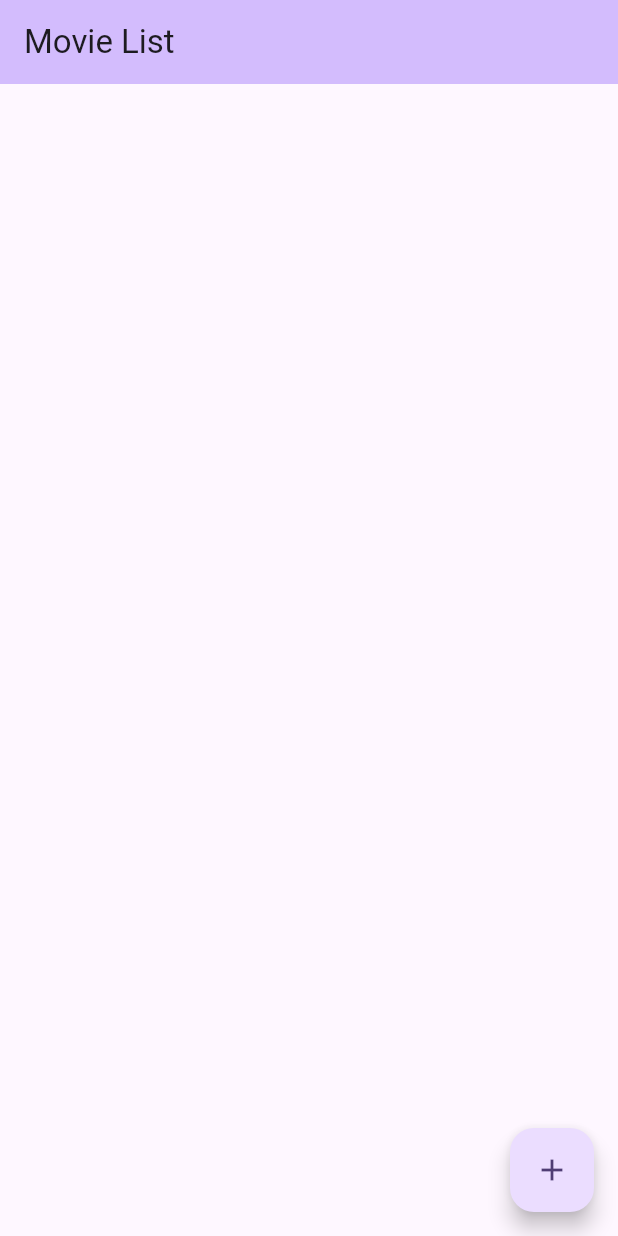
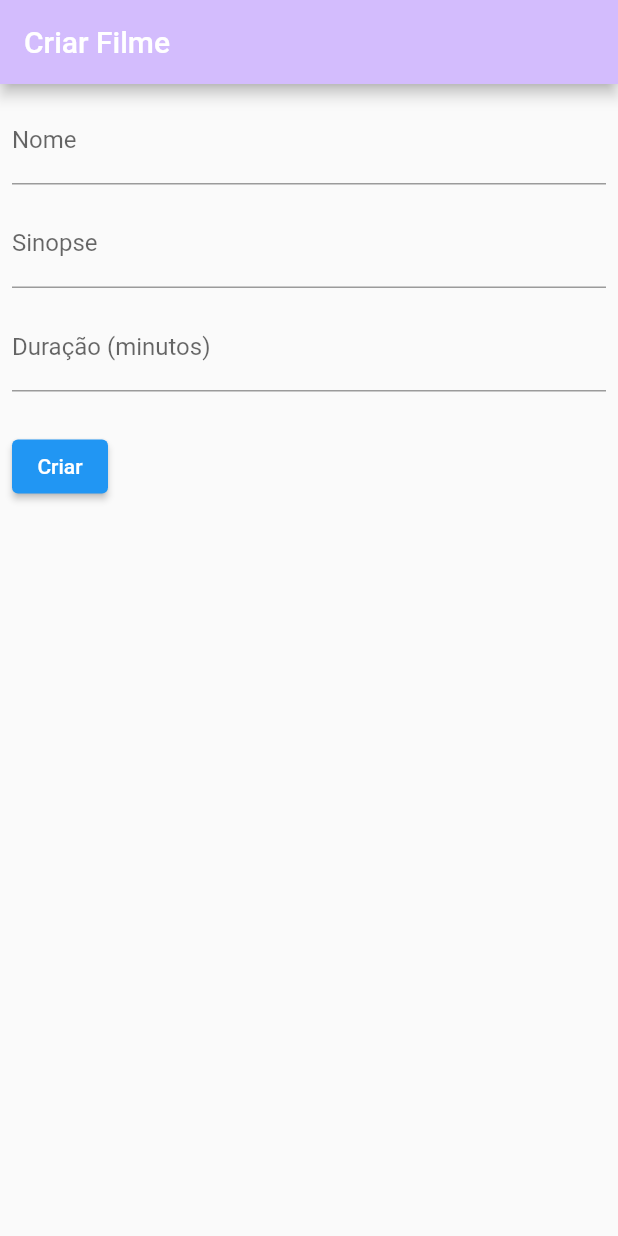
Before and after one commit to viniciusbe/flutter, a Flutter app: the screen it shows after launch, after a tap on the "add" icon, on a phone screen of 412 x 824 dp. Run offline on Flutter 3.47's test engine with Material 2 defaults, Android fonts, the phone set to English and light mode, and no system bars; network calls fail.

Commit message:
feat: create form view

```diff
--- /dev/null
+++ b/lib/form/form.view.dart
@@ -0,0 +1,118 @@
+import 'package:flutter/material.dart';
+import 'package:flutter/services.dart';
+
+class FormView extends StatelessWidget {
+  const FormView({super.key});
+
+  @override
+  Widget build(BuildContext context) {
+    const appTitle = 'Criar Filme';
+
+    return MaterialApp(
+      title: appTitle,
+      home: Scaffold(
+        appBar: AppBar(
+          backgroundColor: Theme.of(context).colorScheme.inversePrimary,
+          title: const Text(appTitle),
+        ),
+        body: const MyCustomForm(),
+      ),
+    );
+  }
+}
+
+class MyCustomForm extends StatefulWidget {
+  const MyCustomForm({super.key});
+
+  @override
+  MyCustomFormState createState() {
+    return MyCustomFormState();
+  }
+}
+
+class MyCustomFormState extends State<MyCustomForm> {
+  final _formKey = GlobalKey<FormState>();
+
+  final _nameController = TextEditingController();
+  final _synopsisController = TextEditingController();
+  final _ageController = TextEditingController();
+  final _durationController = TextEditingController();
+
+  @override
+  Widget build(BuildContext context) {
+    // Build a Form widget using the _formKey created above.
+    return Form(
+      key: _formKey,
+      child: Container(
+          padding: const EdgeInsets.all(8),
+          child: Column(
+            crossAxisAlignment: CrossAxisAlignment.start,
+            children: [
+              TextFormField(
+                decoration: const InputDecoration(
+                    labelText: 'Nome', hintText: 'Openheimer'),
+                validator: (value) {
+                  if (value == null || value.isEmpty) {
+                    return 'Please enter some text';
+                  }
+                  return null;
+                },
+                controller: _nameController,
+              ),
+              const SizedBox(
+                height: 10,
+              ),
+              TextFormField(
+                decoration: const InputDecoration(
+                    labelText: 'Sinopse',
+                    hintText:
+                        'Oppenheimer é um filme histórico de drama dirigido por ...'),
+                validator: (value) {
+                  if (value == null || value.isEmpty) {
+                    return 'Please enter some text';
+                  }
+                  return null;
+                },
+                controller: _synopsisController,
+              ),
+              const SizedBox(
+                height: 10,
+              ),
+              TextFormField(
+                decoration: const InputDecoration(
+                    labelText: 'Duração (minutos)', hintText: '120'),
+                validator: (value) {
+                  if (value == null || value.isEmpty) {
+                    return 'Please enter some text';
+                  }
+                  return null;
+                },
+                inputFormatters: [FilteringTextInputFormatter.digitsOnly],
+                controller: _durationController,
+              ),
+              const SizedBox(
+                height: 10,
+              ),
+              Padding(
+                padding: const EdgeInsets.symmetric(vertical: 16),
+                child: ElevatedButton(
+                  onPressed: () {
+                    // Validate returns true if the form is valid, or false otherwise.
+                    if (_formKey.currentState!.validate()) {
+                      // If the form is valid, display a snackbar. In the real world,
+                      // you'd often call a server or save the information in a database.
+                      ScaffoldMessenger.of(context).showSnackBar(
+                        SnackBar(
+                            content: Text(
+                                'Processing Data ${_nameController.text} ${_synopsisController.text}')),
+                      );
+                    }
+                  },
+                  child: const Text('Criar'),
+                ),
+              ),
+            ],
+          )),
+    );
+  }
+}
--- a/lib/home/home.view.dart
+++ b/lib/home/home.view.dart
@@ -45,7 +45,10 @@ class _HomeViewState extends State<HomeView> {
             });
       })),
       floatingActionButton: FloatingActionButton(
-        onPressed: () => {},
+        onPressed: () => {
+          Navigator.of(context)
+              .push(MaterialPageRoute(builder: (context) => const FormView()))
+        },
         child: const Icon(Icons.add),
       ),
     );
```
